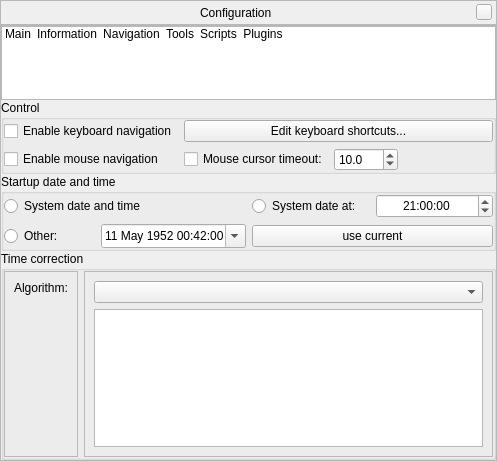
Qt form src/gui/configurationDialog.ui (519984307/stellarium_src) before a commit.
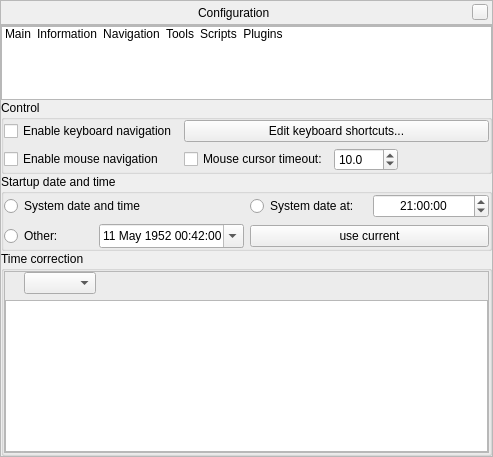
The same form after that commit. Icons and pictures are not drawn. Custom widgets are drawn as their Qt base class.

Commit message: refactored GUI and added description for algorithms of DeltaT

```diff
--- a/src/gui/configurationDialog.ui
+++ b/src/gui/configurationDialog.ui
@@ -6,8 +6,8 @@
    <rect>
     <x>0</x>
     <y>0</y>
-    <width>497</width>
-    <height>461</height>
+    <width>493</width>
+    <height>457</height>
    </rect>
   </property>
   <layout class="QVBoxLayout">
@@ -786,27 +786,38 @@
                 <enum>QFrame::Raised</enum>
                </property>
                <layout class="QVBoxLayout" name="verticalLayout">
-                <item alignment="Qt::AlignTop">
-                 <widget class="QLabel" name="label_2">
-                  <property name="text">
-                   <string>Algorithm:</string>
+                <property name="margin">
+                 <number>0</number>
+                </property>
+                <item>
+                 <layout class="QHBoxLayout" name="horizontalLayout_12">
+                  <property name="leftMargin">
+                   <number>6</number>
                   </property>
-                 </widget>
-                </item>
-               </layout>
-              </widget>
-             </item>
-             <item>
-              <widget class="QFrame" name="frame_2">
-               <property name="frameShape">
-                <enum>QFrame::StyledPanel</enum>
-               </property>
-               <property name="frameShadow">
-                <enum>QFrame::Raised</enum>
-               </property>
-               <layout class="QVBoxLayout" name="verticalLayout_4">
-                <item alignment="Qt::AlignTop">
-                 <widget class="QComboBox" name="deltaTAlgorithmComboBox"/>
+                  <item>
+                   <widget class="QLabel" name="deltaTLabel">
+                    <property name="text">
+                     <string/>
+                    </property>
+                   </widget>
+                  </item>
+                  <item>
+                   <widget class="QComboBox" name="deltaTAlgorithmComboBox"/>
+                  </item>
+                  <item>
+                   <spacer name="horizontalSpacer_2">
+                    <property name="orientation">
+                     <enum>Qt::Horizontal</enum>
+                    </property>
+                    <property name="sizeHint" stdset="0">
+                     <size>
+                      <width>40</width>
+                      <height>20</height>
+                     </size>
+                    </property>
+                   </spacer>
+                  </item>
+                 </layout>
                 </item>
                 <item>
                  <widget class="QTextBrowser" name="deltaTAlgorithmDescription">
@@ -815,19 +826,6 @@
                   </property>
                  </widget>
                 </item>
-                <item>
-                 <spacer name="verticalSpacer">
-                  <property name="orientation">
-                   <enum>Qt::Vertical</enum>
-                  </property>
-                  <property name="sizeHint" stdset="0">
-                   <size>
-                    <width>20</width>
-                    <height>40</height>
-                   </size>
-                  </property>
-                 </spacer>
-                </item>
                </layout>
               </widget>
              </item>
```
Left out of the diff: 108 changed lines with no effect on the pictures. The commit also changes 2 other files.
